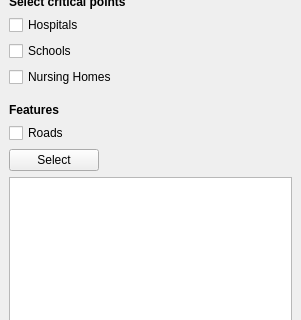
Above: plugins/PluginForAirqInRotterdam/airq_rotterdam_dockwidget_base.ui from sticx/Air-pollution-Rotterdam before the change; both pictures show x 0 to 301 and y 198 to 518 of the 301 by 851 pixel window. Below: the same form after it.
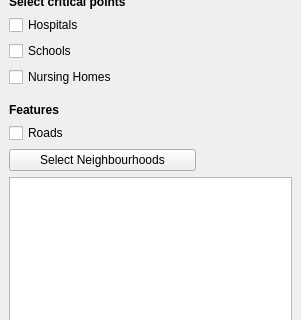
That is the form after the change.

Commit message: neighbourhood info working

```diff
--- a/plugins/PluginForAirqInRotterdam/airq_rotterdam_dockwidget_base.ui
+++ b/plugins/PluginForAirqInRotterdam/airq_rotterdam_dockwidget_base.ui
@@ -212,10 +212,13 @@
       </property>
      </layout>
     </item>
-    <item row="17" column="3">
+    <item row="18" column="3" colspan="3">
+     <widget class="QTextBrowser" name="neighbourhoodInfo"/>
+    </item>
+    <item row="17" column="3" colspan="2">
      <widget class="QPushButton" name="selectButton">
       <property name="text">
-       <string>Select</string>
+       <string>Select Neighbourhoods</string>
       </property>
       <property name="checkable">
        <bool>true</bool>
```
Left out of the diff: 3 changed lines with no effect on the pictures. The commit also changes 1 other file.
